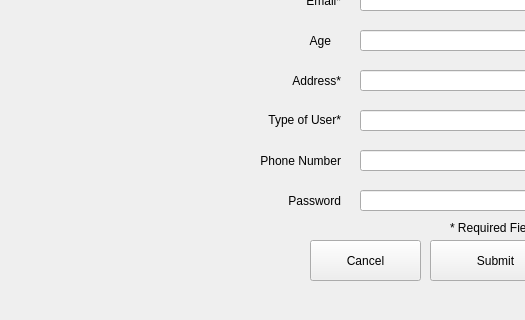
Before: the Qt Designer form MicroManage/signupform.ui in greg-maceachern12/MicroManage, drawn with Qt 5; both pictures show x 0 to 525 and y 270 to 590 of the 829 by 590 pixel window.
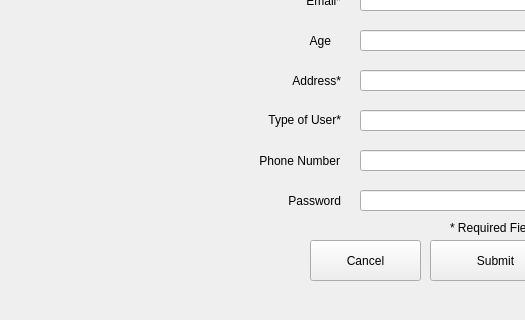
After: the same form once the commit is applied.

What changed in the file:
```diff
--- a/MicroManage/signupform.ui
+++ b/MicroManage/signupform.ui
@@ -54,25 +54,6 @@
     <set>Qt::AlignRight|Qt::AlignTrailing|Qt::AlignVCenter</set>
    </property>
   </widget>
-  <widget class="QLabel" name="phoneNumberLabel">
-   <property name="geometry">
-    <rect>
-     <x>230</x>
-     <y>410</y>
-     <width>111</width>
-     <height>41</height>
-    </rect>
-   </property>
-   <property name="styleSheet">
-    <string notr="true"/>
-   </property>
-   <property name="text">
-    <string>Phone Number</string>
-   </property>
-   <property name="alignment">
-    <set>Qt::AlignRight|Qt::AlignTrailing|Qt::AlignVCenter</set>
-   </property>
-  </widget>
   <widget class="QPushButton" name="btnCancel">
    <property name="geometry">
     <rect>
@@ -351,6 +332,22 @@
     <string>Change photo</string>
    </property>
   </widget>
+  <widget class="QLabel" name="phoneNumberLabel">
+   <property name="geometry">
+    <rect>
+     <x>229</x>
+     <y>420</y>
+     <width>111</width>
+     <height>21</height>
+    </rect>
+   </property>
+   <property name="text">
+    <string>Phone Number</string>
+   </property>
+   <property name="alignment">
+    <set>Qt::AlignRight|Qt::AlignTrailing|Qt::AlignVCenter</set>
+   </property>
+  </widget>
   <zorder>SignUp</zorder>
   <zorder>btnCancel</zorder>
   <zorder>btnSubmit</zorder>
```
Left out of the diff: 2 changed lines with no effect on the pictures.
